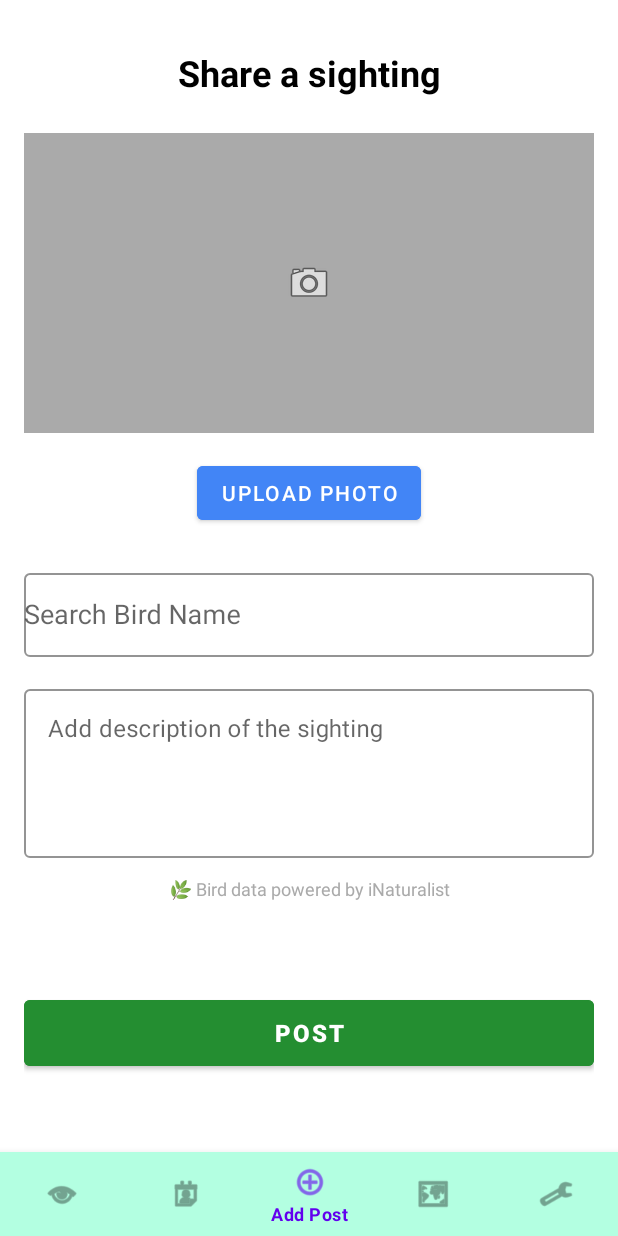
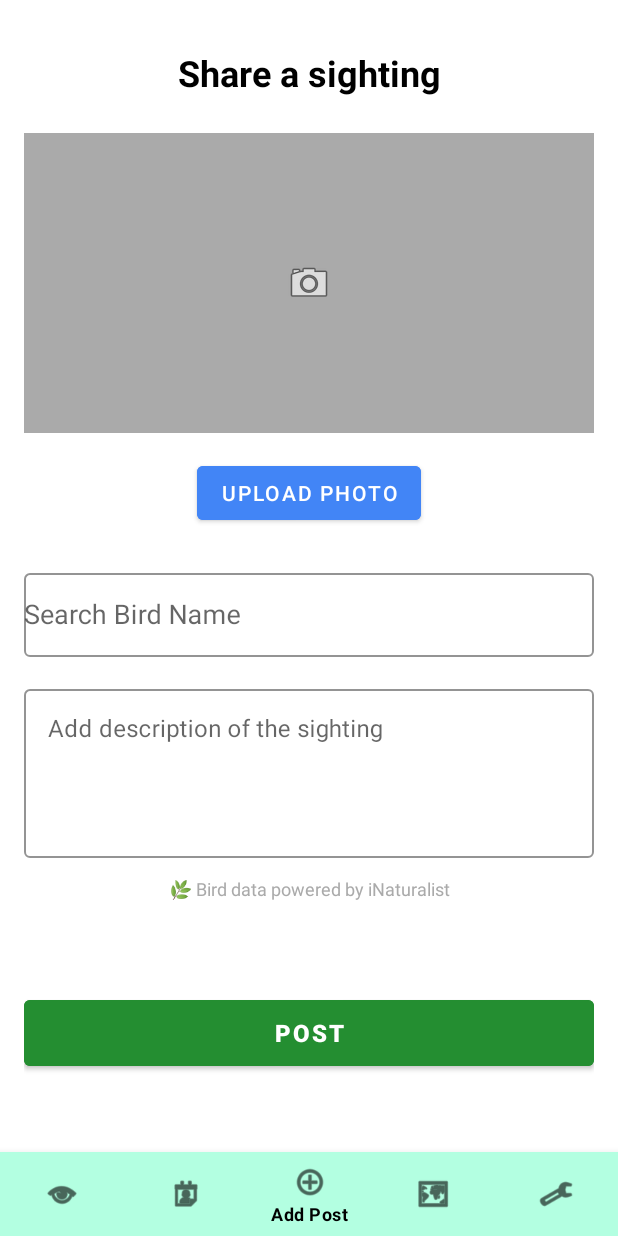
Before and after one commit to YarinCo6/Look-A-Bird, an Android app: the AddPostFragment screen opened through its navigation route, on a phone screen of 412 x 824 dp. Run offline under Robolectric (Android 15) with nearby library versions, the phone set to English and light mode, and no system bars; our stand-ins replace Firebase (no records; nobody signed in at launch, a user with empty details on screens opened directly), navigation-ui; pictures from the network do not load.

Commit message:
FixeFixed fo Tomah

```diff
--- a/app/src/main/java/ui/addpost/AddPostFragment.kt
+++ b/app/src/main/java/ui/addpost/AddPostFragment.kt
@@ -14,7 +14,6 @@ import android.widget.*
 import androidx.core.content.ContextCompat
 import androidx.fragment.app.Fragment
 import androidx.lifecycle.lifecycleScope
-import androidx.navigation.fragment.navArgs
 import com.example.look_a_bird.R
 import com.example.look_a_bird.api.ApiRepository
 import com.example.look_a_bird.api.ApiResult
@@ -27,7 +26,6 @@ import com.google.firebase.storage.FirebaseStorage
 import kotlinx.coroutines.Job
 import kotlinx.coroutines.delay
 import kotlinx.coroutines.launch
-import kotlin.coroutines.cancellation.CancellationException
 
 class AddPostFragment : Fragment() {
 
@@ -39,7 +37,6 @@ class AddPostFragment : Fragment() {
     private lateinit var progressBar: ProgressBar
     private lateinit var birdSearchProgress: ProgressBar
 
-    private val args: AddPostFragmentArgs by navArgs()
     private val apiRepository = ApiRepository.getInstance()
     private val db = FirebaseFirestore.getInstance()
     private val storage = FirebaseStorage.getInstance()
@@ -149,8 +146,7 @@ class AddPostFragment : Fragment() {
 
     private fun searchBirds(query: String) {
         searchJob?.cancel()
-        searchJob = lifecycleScope.launch {
-            delay(300)
+        searchJob = lifecycleScope.launch { delay(300)
             birdSearchProgress.visibility = View.VISIBLE
                 when (val result = apiRepository.searchBirds(query)) {
                     is ApiResult.Success -> updateBirdSuggestions(result.data)
--- a/app/src/main/res/values/themes.xml
+++ b/app/src/main/res/values/themes.xml
@@ -9,5 +9,13 @@
         <item name="colorSecondaryVariant">@color/teal_700</item>
         <item name="colorOnSecondary">@color/black</item>
 
+        <!-- Link your BottomNavigationView style -->
+        <item name="bottomNavigationStyle">@style/CustomBottomNavStyle</item>
+    </style>
+
+    <!-- Custom style for BottomNavigationView icons and labels -->
+    <style name="CustomBottomNavStyle" parent="Widget.MaterialComponents.BottomNavigationView">
+        <item name="itemIconTint">@android:color/black</item>
+        <item name="itemTextColor">@android:color/black</item>
     </style>
 </resources>
```
